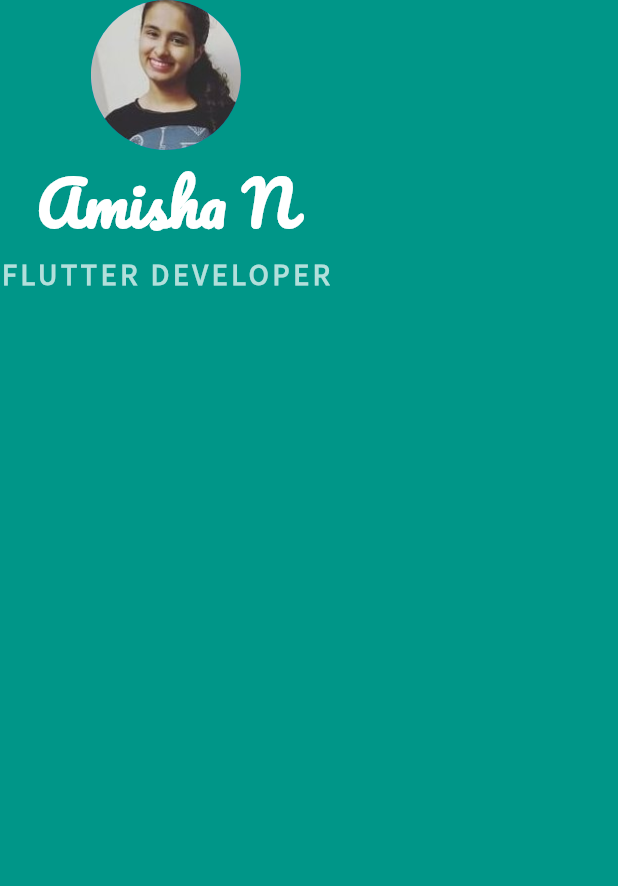
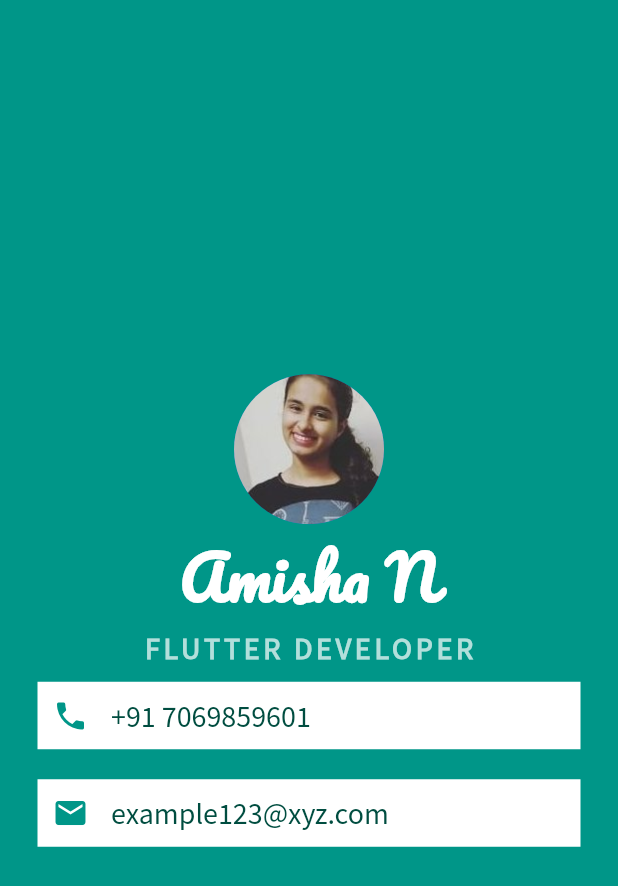
Before and after one commit to ami9901/mi_card_flutter, a Flutter app: the screen it shows after launch, on a phone screen of 412 x 824 dp. Shown: the top 886 px of the screen. Run offline on Flutter 3.47's test engine with Material 2 defaults, Android fonts, the phone set to English and light mode, and no system bars.

Commit message:
added profile fields

```diff
--- a/lib/main.dart
+++ b/lib/main.dart
@@ -13,6 +13,7 @@ class MyApp extends StatelessWidget {
         //Safe area takes up the space which is visible , ignoring the phone notch, etc
         body: SafeArea(
           child: Column(
+            mainAxisAlignment: MainAxisAlignment.center,
             children: <Widget>[
               CircleAvatar(
                 radius: 50.0,
@@ -37,6 +38,52 @@ class MyApp extends StatelessWidget {
                   letterSpacing: 2.5,
                 ),
               ),
+              Container(
+                color: Colors.white,
+                margin: EdgeInsets.symmetric(vertical: 10.0, horizontal: 25.0),
+                padding: EdgeInsets.all(10.0),
+                child: Row(
+                  children: <Widget>[
+                    Icon(
+                      Icons.phone,
+                      color: Colors.teal,
+                    ),
+                    SizedBox(
+                      width: 15.0,
+                    ),
+                    Text(
+                      '+91 7069859601',
+                      style: TextStyle(
+                          color: Colors.teal.shade900,
+                          fontFamily: 'Source Sans Pro',
+                          fontSize: 20.0),
+                    ),
+                  ],
+                ),
+              ),
+              Container(
+                color: Colors.white,
+                margin: EdgeInsets.symmetric(vertical: 10.0, horizontal: 25.0),
+                padding: EdgeInsets.all(10.0),
+                child: Row(
+                  children: <Widget>[
+                    Icon(
+                      Icons.mail,
+                      color: Colors.teal,
+                    ),
+                    SizedBox(
+                      width: 15.0,
+                    ),
+                    Text(
+                      'example123@xyz.com',
+                      style: TextStyle(
+                          color: Colors.teal.shade900,
+                          fontFamily: 'Source Sans Pro',
+                          fontSize: 20.0),
+                    ),
+                  ],
+                ),
+              ),
             ],
           ),
         ),
```
